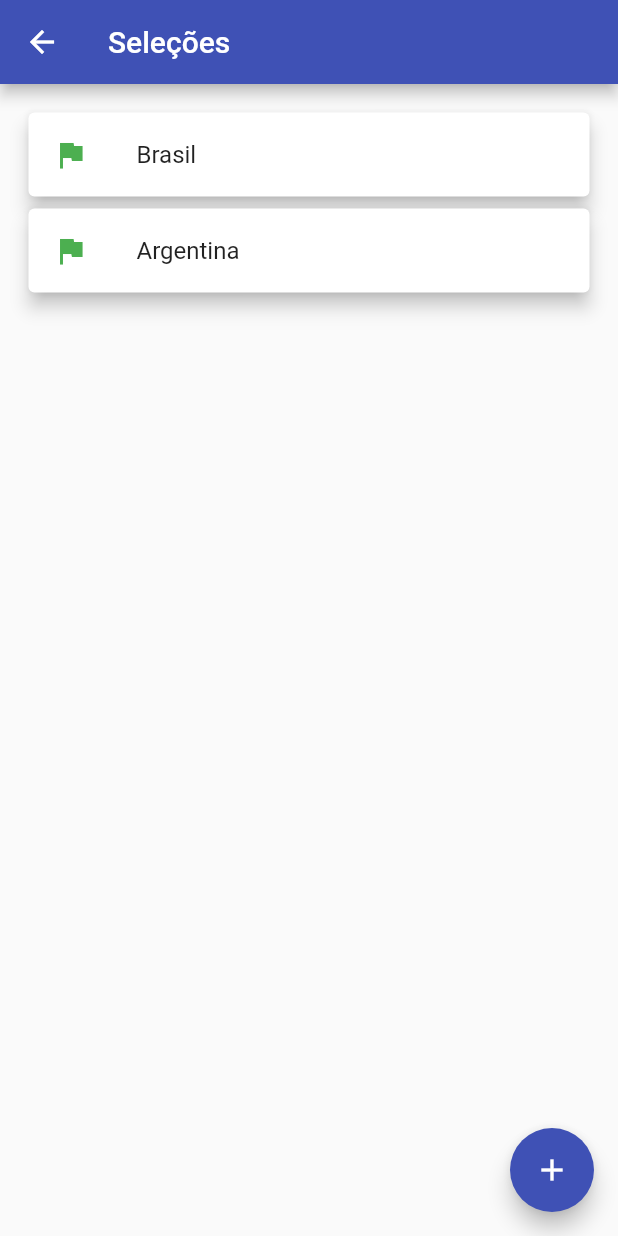
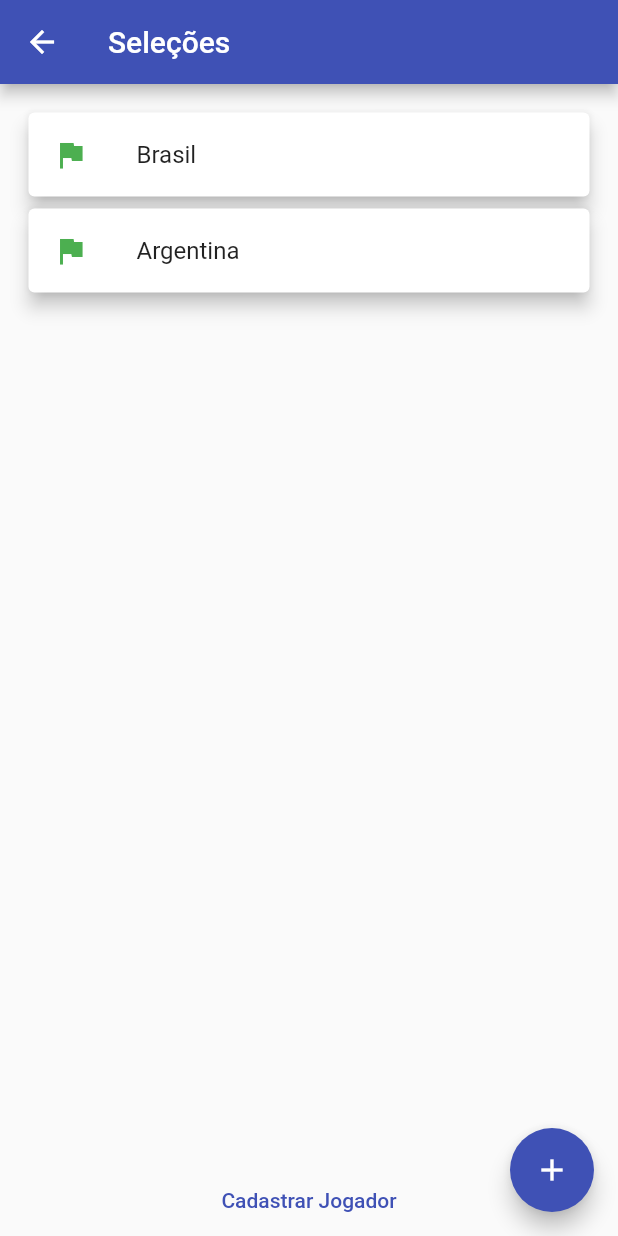
Before and after one commit to romulogabriel21/Copa-Qcatar-flutter-project, a Flutter app: the Selecoes screen opened by its route, on a phone screen of 412 x 824 dp. Run offline on Flutter 3.47's test engine with Material 2 defaults, Android fonts, the phone set to English and light mode, and no system bars.

Commit message:
add method

```diff
--- a/lib/pages/selecoes.dart
+++ b/lib/pages/selecoes.dart
@@ -45,7 +45,15 @@ class _SelecoesState extends State<Selecoes> {
                 ),
               );
             },
-          ))
+          )),
+          Center(
+            child: TextButton(
+              child: const Text('Cadastrar Jogador'),
+              onPressed: () {
+                Navigator.pushNamed(context, '/registerPlayer');
+              },
+            ),
+          )
         ],
       ),
       // body: Center(
```
